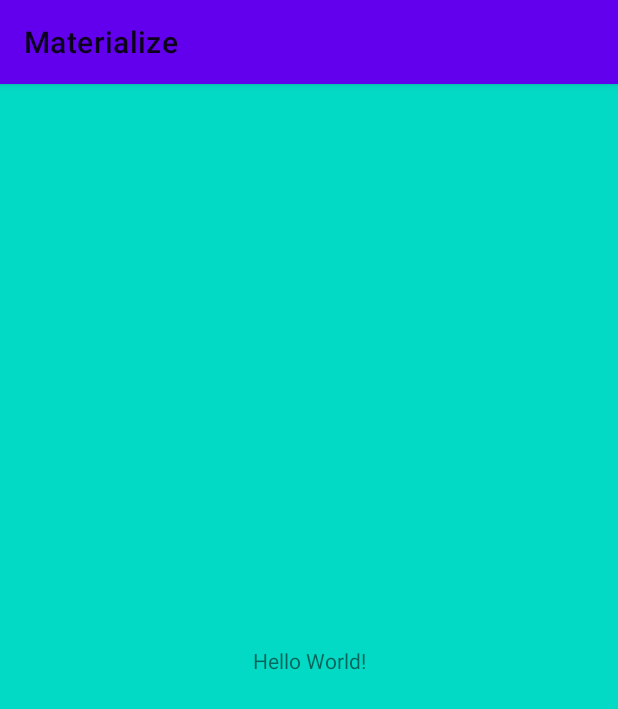
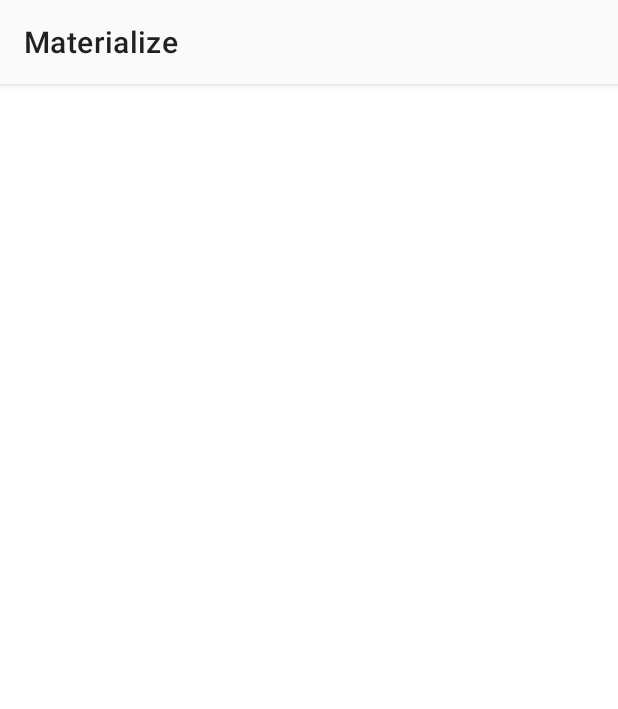
Before and after one commit to odaridavid/Material-Design-Android, an Android app: the screen it shows after launch (MainActivity), on a phone screen of 412 x 824 dp. Shown: the top 709 px of the screen. Run offline under Robolectric (Android 15) with nearby library versions, the phone set to English and light mode, and no system bars.

Commit message:
define material colors

```diff
--- a/app/src/main/res/layout/activity_main.xml
+++ b/app/src/main/res/layout/activity_main.xml
@@ -1,18 +1,8 @@
 <?xml version="1.0" encoding="utf-8"?>
 <androidx.constraintlayout.widget.ConstraintLayout xmlns:android="http://schemas.android.com/apk/res/android"
-    xmlns:app="http://schemas.android.com/apk/res-auto"
     xmlns:tools="http://schemas.android.com/tools"
     android:layout_width="match_parent"
     android:layout_height="match_parent"
     tools:context=".MainActivity">
 
-    <TextView
-        android:layout_width="wrap_content"
-        android:layout_height="wrap_content"
-        android:text="Hello World!"
-        app:layout_constraintBottom_toBottomOf="parent"
-        app:layout_constraintLeft_toLeftOf="parent"
-        app:layout_constraintRight_toRightOf="parent"
-        app:layout_constraintTop_toTopOf="parent" />
-
 </androidx.constraintlayout.widget.ConstraintLayout>
--- a/app/src/main/res/values/colors.xml
+++ b/app/src/main/res/values/colors.xml
@@ -1,24 +1,36 @@
 <?xml version="1.0" encoding="utf-8"?>
 <resources>
     <!-- Theme color attributes-->
-    <color name="color_primary">#6200EE</color>
-    <color name="color_primary_dark">#3700B3</color>
-    <color name="color_primary_variant">#3700B3</color>
-    <color name="color_on_primary">#3700B3</color>
+    <color name="color_primary">@color/color_grey_50</color>
+    <color name="color_primary_dark">@color/color_grey_50_dark</color>
+    <color name="color_primary_variant">@color/color_grey_50_light</color>
+    <color name="color_on_primary">@color/color_black</color>
 
-    <color name="color_secondary">#03DAC5</color>
-    <color name="color_secondary_variant">#03DAC5</color>
-    <color name="color_on_secondary">#03DAC5</color>
+    <color name="color_secondary">@color/color_grey_800</color>
+    <color name="color_secondary_dark">@color/color_grey_800_dark</color>
+    <color name="color_secondary_variant">@color/color_grey_800_light</color>
+    <color name="color_on_secondary">@color/color_white</color>
 
-    <color name="color_surface">#03DAC5</color>
-    <color name="color_on_surface">#03DAC5</color>
+    <color name="color_surface">@color/color_white</color>
+    <color name="color_on_surface">@color/color_black</color>
 
-    <color name="color_background">#03DAC5</color>
-    <color name="color_on_background">#03DAC5</color>
+    <color name="color_background">@color/color_white</color>
+    <color name="color_on_background">@color/color_black</color>
 
-    <color name="color_error">#03DAC5</color>
-    <color name="color_on_error">#03DAC5</color>
+    <color name="color_error">@color/color_orange_300</color>
+    <color name="color_on_error">@color/color_black</color>
 
-    <!--Reference for colors used across the app-->
+    <!--Reference from material color palette for colors used across the app-->
+    <color name="color_grey_50">#fafafa</color>
+    <color name="color_grey_50_light">#ffffff</color>
+    <color name="color_grey_50_dark">#c7c7c7</color>
+    <color name="color_black">#000000</color>
+
+    <color name="color_grey_800">#424242</color>
+    <color name="color_grey_800_light">#6d6d6d</color>
+    <color name="color_grey_800_dark">#1b1b1b</color>
+    <color name="color_white">#ffffff</color>
+
+    <color name="color_orange_300">#ffb74d</color>
 
 </resources>
```
Also changed, not shown: app/src/main/res/values/themes.xml (renamed from app/src/main/res/values/styles.xml).
